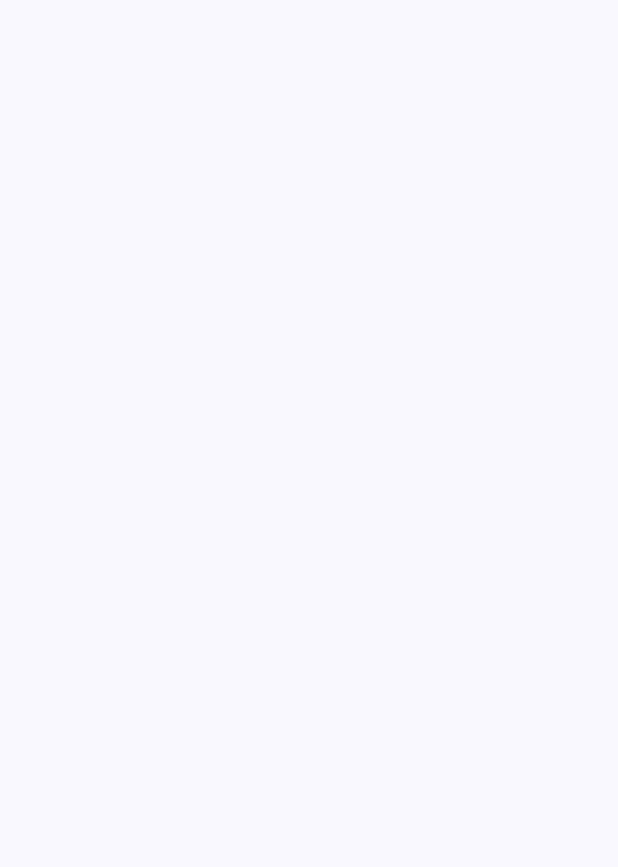
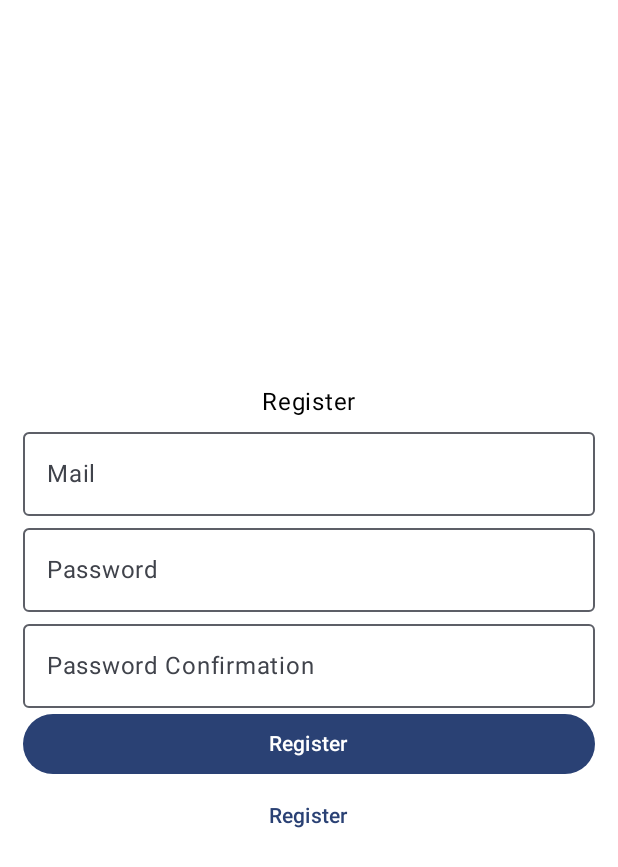
Before and after one commit to mrihsann/Expense-Tracking-App, an Android app built with Jetpack Compose: the screen it shows after launch (MainActivity), on a phone screen of 412 x 824 dp. Before the commit the part shown is empty. Shown: the top 867 px of the screen. Run offline under Robolectric (Android 15) with nearby library versions, the phone set to English and light mode, and no system bars; our stand-ins replace Dagger/Hilt's generated code, Firebase (no records; nobody signed in at launch, a user with empty details on screens opened directly).

Commit message:
feat: Implement user registration with Firebase Authentication
-   Initialized Firebase in `MainApp` to enable Firebase services.
-   Added `FirebaseAuth` module in `FirebaseModule` using Hilt for dependency injection.
-   Created `AuthViewModel` to handle authentication logic, including user registration.
-   Implemented `RegisterScreen` with input fields for email, password, and password confirmation.
-   Implemented `LoginScreen` with input fields for email and password.
-   Added `signUp` function in `AuthViewModel` to register new users with Firebase Authentication and validation for password matching.
-   Integrated `RegisterScreen` in `MainActivity` for UI display.
-   Updated dependencies to support Firebase.

```diff
--- a/app/src/main/java/com/ihsanarslan/expensetrackingapp/MainApp.kt
+++ b/app/src/main/java/com/ihsanarslan/expensetrackingapp/MainApp.kt
@@ -1,7 +1,13 @@
 package com.ihsanarslan.expensetrackingapp
 
 import android.app.Application
+import com.google.firebase.FirebaseApp
 import dagger.hilt.android.HiltAndroidApp
 
 @HiltAndroidApp
-class MainApp : Application()
+class MainApp : Application(){
+    override fun onCreate() {
+        super.onCreate()
+        FirebaseApp.initializeApp(this)
+    }
+}
--- /dev/null
+++ b/app/src/main/java/com/ihsanarslan/expensetrackingapp/di/FirebaseModule.kt
@@ -0,0 +1,23 @@
+package com.ihsanarslan.expensetrackingapp.di
+
+import com.google.firebase.auth.FirebaseAuth
+import com.google.firebase.database.FirebaseDatabase
+import dagger.Module
+import dagger.Provides
+import dagger.hilt.InstallIn
+import dagger.hilt.components.SingletonComponent
+import javax.inject.Singleton
+
+@Module
+@InstallIn(SingletonComponent::class)
+object FirebaseModule {
+
+    @Singleton
+    @Provides
+    fun provideFirebaseAuth() : FirebaseAuth = FirebaseAuth.getInstance()
+
+//    @Singleton
+//    @Provides
+//    fun provideFirebaseDatabase() = FirebaseDatabase.getInstance()
+
+}
--- a/app/src/main/java/com/ihsanarslan/expensetrackingapp/ui/MainActivity.kt
+++ b/app/src/main/java/com/ihsanarslan/expensetrackingapp/ui/MainActivity.kt
@@ -11,6 +11,7 @@ import androidx.compose.ui.Modifier
 import androidx.navigation.compose.rememberNavController
 import com.ihsanarslan.expensetrackingapp.navigation.NavigationGraph
 import com.ihsanarslan.expensetrackingapp.navigation.Screen.Auth
+import com.ihsanarslan.expensetrackingapp.ui.auth.RegisterScreen
 import com.ihsanarslan.expensetrackingapp.ui.theme.MyappTheme
 import dagger.hilt.android.AndroidEntryPoint
 
@@ -21,15 +22,16 @@ class MainActivity : ComponentActivity() {
         enableEdgeToEdge()
         setContent {
             MyappTheme {
-                Scaffold(modifier = Modifier.fillMaxSize()) { innerPadding ->
-                    val navController = rememberNavController()
-                    val startDestination = Auth
-                    NavigationGraph(
-                        navController = navController,
-                        startDestination = startDestination,
-                        modifier = Modifier.padding(innerPadding)
-                    )
-                }
+//                Scaffold(modifier = Modifier.fillMaxSize()) { innerPadding ->
+//                    val navController = rememberNavController()
+//                    val startDestination = Auth
+//                    NavigationGraph(
+//                        navController = navController,
+//                        startDestination = startDestination,
+//                        modifier = Modifier.padding(innerPadding)
+//                    )
+//                }
+                RegisterScreen()
             }
         }
     }
--- /dev/null
+++ b/app/src/main/java/com/ihsanarslan/expensetrackingapp/ui/auth/AuthViewModel.kt
@@ -0,0 +1,23 @@
+package com.ihsanarslan.expensetrackingapp.ui.auth
+
+import androidx.lifecycle.ViewModel
+import com.google.firebase.auth.FirebaseAuth
+import dagger.hilt.android.lifecycle.HiltViewModel
+import javax.inject.Inject
+
+@HiltViewModel
+class AuthViewModel @Inject constructor(
+    private val auth : FirebaseAuth
+) : ViewModel() {
+
+    fun signUp(email : String, password : String, passwordConfirmation : String){
+
+        if (password == passwordConfirmation){
+            auth.createUserWithEmailAndPassword(email, password)
+        }else{
+            // Show error message
+            println("Passwords do not match")
+        }
+
+    }
+}
--- /dev/null
+++ b/app/src/main/java/com/ihsanarslan/expensetrackingapp/ui/auth/RegisterScreen.kt
@@ -0,0 +1,68 @@
+package com.ihsanarslan.expensetrackingapp.ui.auth
+
+import androidx.compose.foundation.layout.Arrangement
+import androidx.compose.foundation.layout.Column
+import androidx.compose.foundation.layout.fillMaxSize
+import androidx.compose.foundation.layout.fillMaxWidth
+import androidx.compose.foundation.layout.padding
+import androidx.compose.material3.Button
+import androidx.compose.material3.OutlinedTextField
+import androidx.compose.material3.Text
+import androidx.compose.material3.TextButton
+import androidx.compose.material3.TextField
+import androidx.compose.runtime.Composable
+import androidx.compose.runtime.mutableStateOf
+import androidx.compose.runtime.remember
+import androidx.compose.ui.Alignment
+import androidx.compose.ui.Modifier
+import androidx.compose.ui.unit.dp
+import androidx.hilt.navigation.compose.hiltViewModel
+
+@Composable
+fun RegisterScreen(){
+
+    val viewModel = hiltViewModel<AuthViewModel>()
+
+    val mail = remember { mutableStateOf("") }
+    val password = remember { mutableStateOf("") }
+    val passwordConfirmation = remember { mutableStateOf("") }
+
+    Column(modifier = Modifier.fillMaxSize().padding(15.dp),
+        horizontalAlignment = Alignment.CenterHorizontally,
+        verticalArrangement = Arrangement.Center
+    ) {
+        Text(text = "Register")
+        OutlinedTextField(
+            modifier = Modifier.fillMaxWidth(),
+            value = mail.value,
+            onValueChange = { mail.value = it },
+            label = { Text("Mail") }
+        )
+        OutlinedTextField(
+            modifier = Modifier.fillMaxWidth(),
+            value = password.value,
+            onValueChange = { password.value = it },
+            label = { Text("Password") }
+        )
+        OutlinedTextField(
+            modifier = Modifier.fillMaxWidth(),
+            value = passwordConfirmation.value,
+            onValueChange = { passwordConfirmation.value = it },
+            label = { Text("Password Confirmation") }
+        )
+        Button(
+            modifier = Modifier.fillMaxWidth(),
+            onClick = {
+                viewModel.signUp(mail.value, password.value, passwordConfirmation.value)
+        }) {
+            Text(text = "Register")
+        }
+        TextButton(
+            onClick = {
+                // Navigate to LoginScreen
+            }
+        ) {
+            Text(text = "Register")
+        }
+    }
+}
```
Also changed, not shown: app/src/main/java/com/ihsanarslan/expensetrackingapp/ui/auth/LoginScreen.kt (added, +58 -0 lines).
